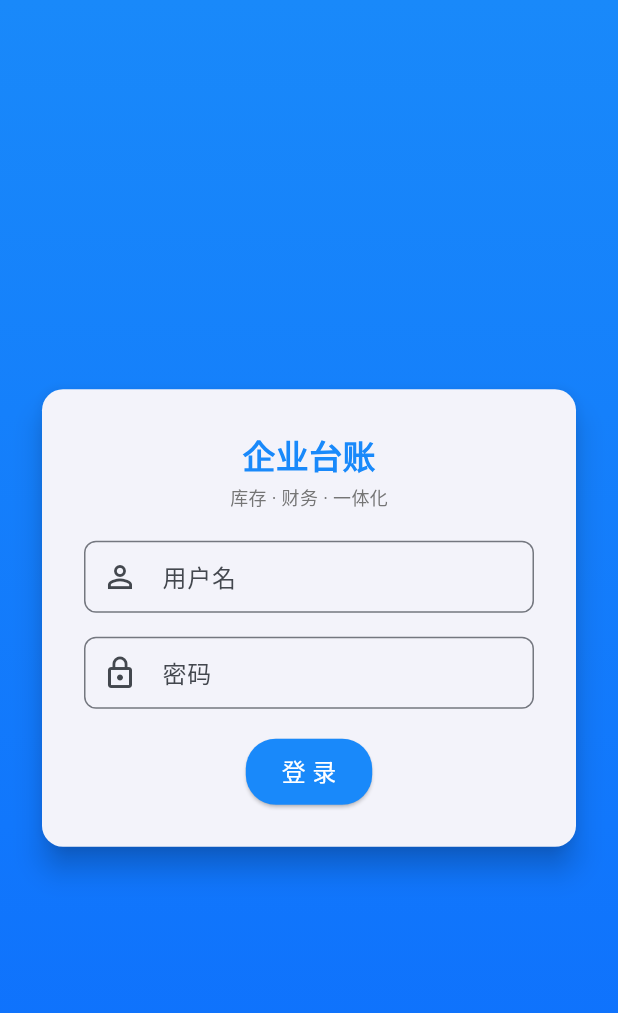
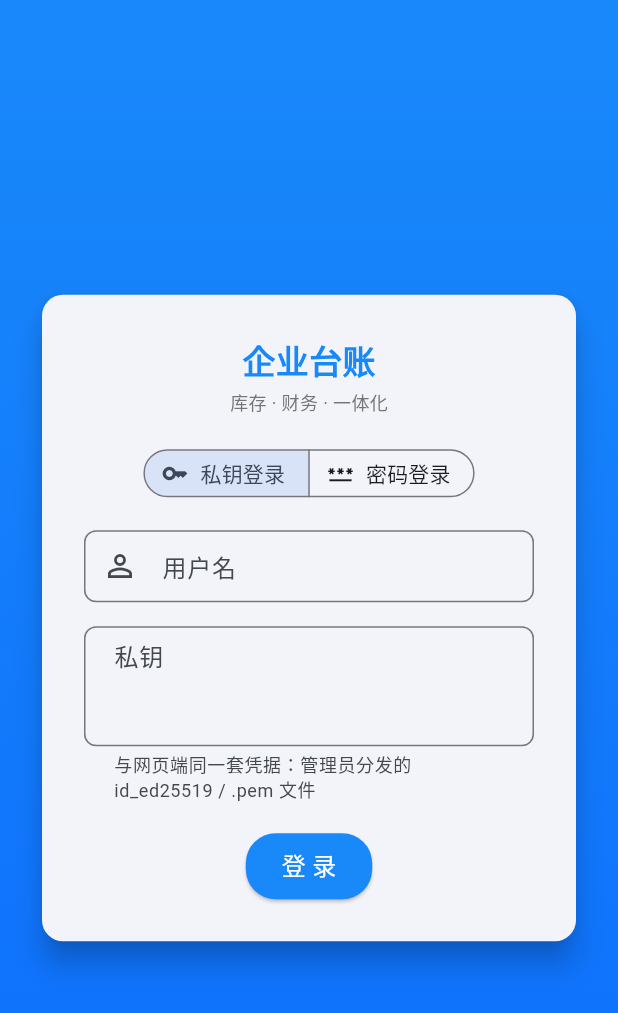
Before and after one commit to ZJDqtjs/WSFC_ERP, a Flutter app: the screen it shows after launch, on a phone screen of 412 x 824 dp. Shown: the top 1013 px of the screen. Run offline on Flutter 3.47's test engine with Material 3 defaults, Android fonts, the phone set to English and light mode, and no system bars; our stand-ins replace cookie_jar, dio, dio_cookie_manager, go_router, shared_preferences.

Commit message:
feat(flutter): 登录页支持私钥登录（生产通道），接口校验错误转中文，补充后端地址说明
login_screen：新增私钥登录（多行等宽输入框，粘贴 Ed25519 私钥文件全文）；「口令登录」保留仅供参考/Go 试验后端联调

api_service：新增 loginWithKey 私钥登录；FastAPI 422 校验错误（pydantic）转中文并带字段名，避免登录页弹出一整块 Map；新增 baseUrl 展示便于排查环境

README：说明生产后端是 FastAPI（非 go/ 试验实现）、登录只认 username+private_key、地址应填 nginx（勿直连 :8000）

配套：auth_provider / mine_screen / widget_test / api_smoke 相应调整

```diff
--- a/flutter/statistics_erp_app/lib/providers/auth_provider.dart
+++ b/flutter/statistics_erp_app/lib/providers/auth_provider.dart
@@ -49,6 +49,7 @@ class AuthProvider extends ChangeNotifier {
     }
   }
 
+  /// 口令登录：仅 Go 试验后端支持。生产 FastAPI 请用 [loginWithKey]。
   Future<void> login(String username, String password) async {
     _isLoading = true;
     _error = '';
--- a/flutter/statistics_erp_app/lib/screens/login_screen.dart
+++ b/flutter/statistics_erp_app/lib/screens/login_screen.dart
@@ -2,8 +2,14 @@ import 'package:flutter/material.dart';
 import 'package:go_router/go_router.dart';
 import 'package:provider/provider.dart';
 
+import '../providers/auth_provider.dart';
 
-import '../providers/auth_provider.dart';
+/// 登录方式：
+/// - [privateKey]：生产通道。FastAPI 的 /api/auth/login 只接受 username + private_key，
+///   与网页端同一套凭据（管理员分发的 Ed25519 私钥文件全文）。
+/// - [password]：Go 试验后端（wsfc-erp-go）独有的口令通道，这里保留只为本机联调；
+///   对生产 FastAPI 使用会收到 422「缺少必填参数：私钥」。
+enum _LoginMode { privateKey, password }
 
 class LoginScreen extends StatefulWidget {
   const LoginScreen({super.key});
@@ -16,12 +22,15 @@ class _LoginScreenState extends State<LoginScreen> {
   final _formKey = GlobalKey<FormState>();
   final _usernameController = TextEditingController();
   final _passwordController = TextEditingController();
+  final _keyController = TextEditingController();
+  _LoginMode _mode = _LoginMode.privateKey;
   bool _isLoading = false;
 
   @override
   void dispose() {
     _usernameController.dispose();
     _passwordController.dispose();
+    _keyController.dispose();
     super.dispose();
   }
 
@@ -32,10 +41,18 @@ class _LoginScreenState extends State<LoginScreen> {
 
     try {
       final authProvider = context.read<AuthProvider>();
-      await authProvider.login(
-        _usernameController.text.trim(),
-        _passwordController.text,
-      );
+      if (_mode == _LoginMode.privateKey) {
+        // 私钥粘贴时可能带首尾空行 / 多余空白，这里统一去掉（后端也会 strip）
+        await authProvider.loginWithKey(
+          _usernameController.text.trim(),
+          _keyController.text.trim(),
+        );
+      } else {
+        await authProvider.login(
+          _usernameController.text.trim(),
+          _passwordController.text,
+        );
+      }
 
       if (mounted) {
         ScaffoldMessenger.of(context).showSnackBar(
@@ -52,6 +69,41 @@ class _LoginScreenState extends State<LoginScreen> {
     } finally {
       if (mounted) setState(() => _isLoading = false);
     }
+  }
+
+  /// 私钥输入框：多行、等宽，粘贴整份文件即可
+  Widget _buildKeyField() {
+    return TextFormField(
+      controller: _keyController,
+      minLines: 3,
+      maxLines: 6,
+      autocorrect: false,
+      enableSuggestions: false,
+      keyboardType: TextInputType.multiline,
+      style: const TextStyle(fontFamily: 'monospace', fontSize: 12),
+      decoration: const InputDecoration(
+        labelText: '私钥',
+        alignLabelWithHint: true,
+        hintText: '粘贴私钥文件全文\n（-----BEGIN OPENSSH PRIVATE KEY----- 开头）',
+        helperText: '与网页端同一套凭据：管理员分发的 id_ed25519 / .pem 文件',
+        helperMaxLines: 2,
+      ),
+      validator: (v) => (v == null || v.trim().isEmpty) ? '请粘贴私钥内容' : null,
+    );
+  }
+
+  Widget _buildPasswordField() {
+    return TextFormField(
+      controller: _passwordController,
+      obscureText: true,
+      decoration: const InputDecoration(
+        labelText: '密码',
+        prefixIcon: Icon(Icons.lock_outline),
+        helperText: '口令通道仅 Go 试验后端支持，生产 FastAPI 请用私钥登录',
+        helperMaxLines: 2,
+      ),
+      validator: (v) => (v == null || v.isEmpty) ? '请输入密码' : null,
+    );
   }
 
   @override
@@ -97,7 +149,30 @@ class _LoginScreenState extends State<LoginScreen> {
                             color: Colors.grey[600],
                           ),
                         ),
-                        const SizedBox(height: 20),
+                        const SizedBox(height: 18),
+                        SegmentedButton<_LoginMode>(
+                          segments: const [
+                            ButtonSegment(
+                              value: _LoginMode.privateKey,
+                              label: Text('私钥登录'),
+                              icon: Icon(Icons.key_outlined),
+                            ),
+                            ButtonSegment(
+                              value: _LoginMode.password,
+                              label: Text('密码登录'),
+                              icon: Icon(Icons.password_outlined),
+                            ),
+                          ],
+                          selected: {_mode},
+                          showSelectedIcon: false,
+                          onSelectionChanged: _isLoading
+                              ? null
+                              : (selection) => setState(() => _mode = selection.first),
+                          style: const ButtonStyle(
+                            visualDensity: VisualDensity.compact,
+                          ),
+                        ),
+                        const SizedBox(height: 18),
                         TextFormField(
                           controller: _usernameController,
                           decoration: const InputDecoration(
@@ -107,15 +182,7 @@ class _LoginScreenState extends State<LoginScreen> {
                           validator: (v) => v == null || v.isEmpty ? '请输入用户名' : null,
                         ),
                         const SizedBox(height: 16),
-                        TextFormField(
-                          controller: _passwordController,
-                          obscureText: true,
-                          decoration: const InputDecoration(
-                            labelText: '密码',
-                            prefixIcon: Icon(Icons.lock_outline),
-                          ),
-                          validator: (v) => v == null || v.isEmpty ? '请输入密码' : null,
-                        ),
+                        if (_mode == _LoginMode.privateKey) _buildKeyField() else _buildPasswordField(),
                         const SizedBox(height: 20),
                         SizedBox(
                           height: 44,
--- a/flutter/statistics_erp_app/lib/screens/mine_screen.dart
+++ b/flutter/statistics_erp_app/lib/screens/mine_screen.dart
@@ -213,7 +213,7 @@ class _MineScreenState extends State<MineScreen> {
     );
   }
 
-  /// 后端维护状态（Go 直供）：正在执行备份/同步时给出提示
+  /// 后端维护状态（GET /api/maintenance/status）：正在执行备份/同步时给出提示
   Widget _buildServiceCard() {
     final running = _maintenance['running'] == true;
     final label = _maintenance['task'] ?? _maintenance['stage'] ?? '';
@@ -223,7 +223,7 @@ class _MineScreenState extends State<MineScreen> {
             color: running ? Colors.orange : Colors.green),
         title: Text(running ? '服务端正在执行：$label' : '服务正常'),
         subtitle: Text(
-          '接口地址：${ApiService.resolveUrl('/health').replaceFirst('/health', '')}'
+          '接口地址：${ApiService.baseUrl}'
           '${_maintenance['message'] is String && (_maintenance['message'] as String).isNotEmpty ? ' · ${_maintenance['message']}' : ''}',
           style: const TextStyle(fontSize: 12),
         ),
--- a/flutter/statistics_erp_app/lib/services/api_service.dart
+++ b/flutter/statistics_erp_app/lib/services/api_service.dart
@@ -17,18 +17,24 @@ class ApiException implements Exception {
   String toString() => message;
 }
 
-/// 与 Go 后端（wsfc-erp-go）对接的唯一入口。
+/// 与后端（FastAPI，backend/ 下的 uvicorn）对接的唯一入口。
 ///
 /// 后端地址在编译期注入，不要写死在这里（仓库是公开的，内网/生产地址不进代码）：
 ///   flutter run       --dart-define-from-file=dart_defines.local.json
 ///   flutter build apk --release --dart-define-from-file=dart_defines.local.json
 /// 等价写法：--dart-define=API_BASE_URL=http://<服务器地址>
-/// 下面的默认值只是本机联调的兜底（Go 默认监听 :8100）。
+///
+/// 下面的默认值只是本机联调的兜底（FastAPI 监听 127.0.0.1:8000，见 config.json）。
+/// 手机真机/生产环境请填 nginx 地址（80 端口，nginx 把 /api、/uploads 反代到后端），
+/// 不要直连 8000——后端只绑本机回环。
 class ApiService {
   static const String _defaultApiBaseUrl = String.fromEnvironment(
     'API_BASE_URL',
-    defaultValue: 'http://127.0.0.1:8100',
+    defaultValue: 'http://127.0.0.1:8000',
   );
+
+  /// 当前生效的后端地址（「我的」页展示、排查连错环境用）
+  static String get baseUrl => _defaultApiBaseUrl;
 
   /// 会话 cookie 名（与 Go / Python 两端一致）
   static const String cookieName = 'erp_token';
@@ -110,16 +116,66 @@ class ApiService {
     return response.data;
   }
 
+  /// 错误信封是 {"detail": ...}：
+  /// - 业务错误（400/401/404…）detail 是中文文案，直接用；
+  /// - 请求体校验失败（FastAPI 422）detail 是 [{loc:[...,字段], msg:'Field required', …}]，
+  ///   取第一条并转成中文，否则登录页会弹出一整块 Map 字符串。
   static String? _detailOf(Response? response) {
     final data = response?.data;
     if (data is! Map) return null;
     final d = data['detail'];
     if (d is String && d.isNotEmpty) return d;
-    // Python 的 422 会回数组；Go 统一回中文文案，这里兜底取第一条
-    if (d is List && d.isNotEmpty) return d.first.toString();
+    if (d is List && d.isNotEmpty) {
+      final first = d.first;
+      if (first is Map) {
+        final loc = first['loc'];
+        final field = (loc is List && loc.isNotEmpty) ? loc.last.toString() : '';
+        final msg = _humanizePydantic(first['msg']?.toString() ?? '', field);
+        if (msg.isNotEmpty) return msg;
+      }
+      return first.toString();
+    }
     if (d != null) return d.toString();
     return null;
   }
+
+  /// pydantic 的英文校验文案 → 中文（带上字段名）；认不出的原样返回，便于排查
+  static String _humanizePydantic(String msg, String field) {
+    final label = _fieldLabels[field] ?? field;
+    switch (msg) {
+      case 'Field required':
+        return label.isEmpty ? '缺少必填参数' : '缺少必填参数：$label';
+      case 'Input should be a valid integer':
+        return label.isEmpty ? '参数必须是整数' : '$label 必须是整数';
+      case 'Input should be a valid number':
+        return label.isEmpty ? '参数必须是数字' : '$label 必须是数字';
+      case 'Input should be a valid string':
+        return label.isEmpty ? '参数必须是文本' : '$label 必须是文本';
+      case 'Input should be a valid list':
+        return label.isEmpty ? '参数必须是数组' : '$label 必须是数组';
+      case 'String should have at least 1 character':
+        return label.isEmpty ? '参数不能为空' : '$label 不能为空';
+      case 'JSON decode error':
+        return '请求体不是合法 JSON';
+      default:
+        return label.isEmpty ? msg : '$label：$msg';
+    }
+  }
+
+  /// 后端字段名 → 界面中文名（只列 Flutter 真实会提交的键）
+  static const Map<String, String> _fieldLabels = {
+    'username': '用户名',
+    'private_key': '私钥',
+    'password': '密码',
+    'date': '日期',
+    'product_id': '商品',
+    'quantity': '数量',
+    'unit': '单位',
+    'ids': '条目',
+    'key': '分仓标识',
+    'name': '名称',
+    'file': '文件',
+  };
 
   /// 去掉空查询参数（后端按「传了就过滤」处理，空串会被当成有效过滤值）
   static Map<String, dynamic>? _clean(Map<String, dynamic> query) {
@@ -129,13 +185,17 @@ class ApiService {
 
   // ---------------- 会话 / 分仓 ----------------
 
-  /// 口令登录（安卓端不在手机里管私钥文件）。返回 {id, username, name, role, warehouse}。
+  /// 口令登录：**仅 Go 试验后端（wsfc-erp-go）支持**。
+  /// 生产 FastAPI 的 /api/auth/login 只接受 username + private_key，
+  /// 走这条会因缺 private_key 收到 422「缺少必填参数：私钥」；保留只为本机连 Go 联调。
   static Future<Map<String, dynamic>> login(String username, String password) async {
     final data = await post('/api/auth/login', data: {'username': username, 'password': password});
     return Map<String, dynamic>.from(data as Map);
   }
 
-  /// 私钥登录（与网页端同一套凭据：粘贴 OpenSSH Ed25519 私钥全文）。
+  /// 私钥登录（**生产通道**）：与网页端同一套凭据——粘贴管理员分发的私钥文件全文。
+  /// backend/app/keys.py 只接受 OpenSSH/PEM 的 Ed25519（ssh-ed25519），
+  /// 其它类型或格式错误由后端回 400「私钥无法解析，请确认是 Ed25519 私钥文件内容」。
   static Future<Map<String, dynamic>> loginWithKey(String username, String privateKey) async {
     final data = await post('/api/auth/login', data: {'username': username, 'private_key': privateKey});
     return Map<String, dynamic>.from(data as Map);
```
Also changed, not shown: flutter/statistics_erp_app/tool/api_smoke.dart (+10 -6 lines), 2 other files.
